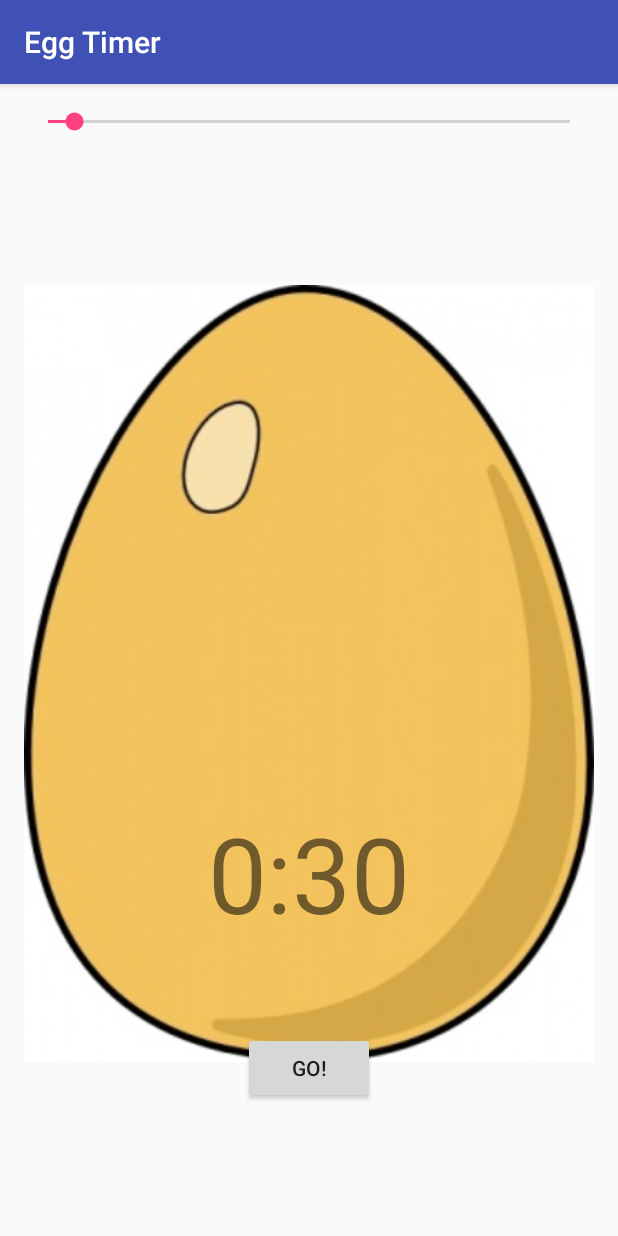
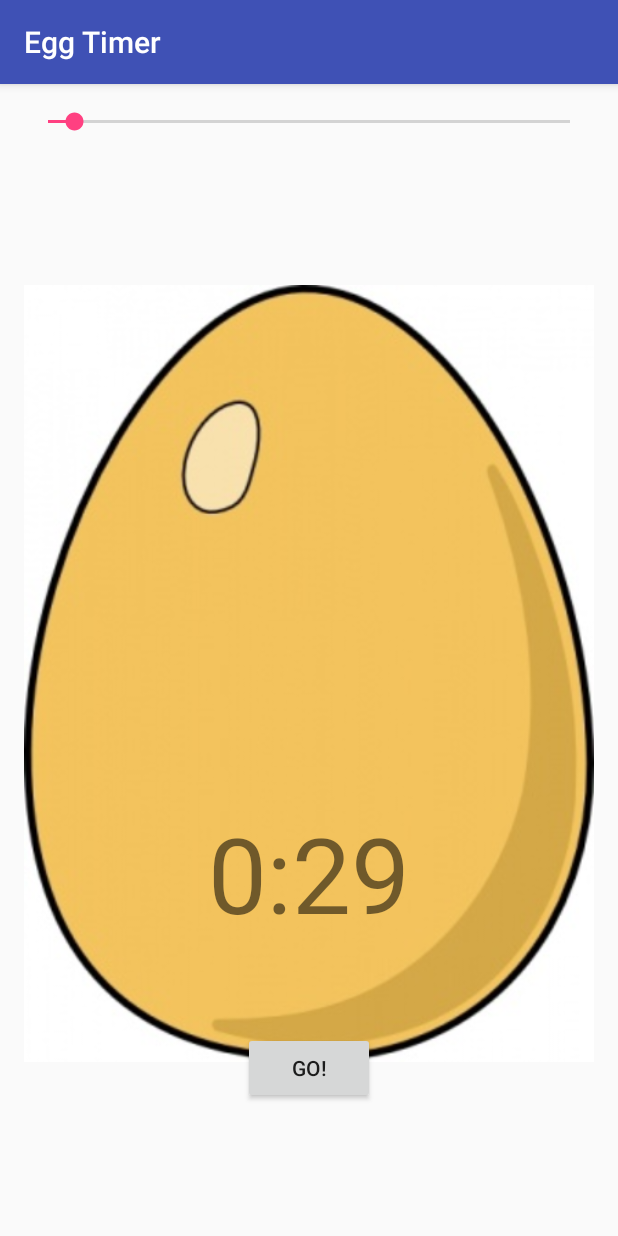
Before and after one commit to garfieldchou/EggTimer, an Android app: the screen it shows after launch (MainActivity), after a tap on "GO!", on a phone screen of 412 x 824 dp. Run offline under Robolectric (Android 15) with nearby library versions, the phone set to English and light mode, and no system bars.

Commit message:
Add updateTimer() method and create CountDownTimer

```diff
--- a/app/src/main/java/com/garfield_chou/eggtimer/MainActivity.java
+++ b/app/src/main/java/com/garfield_chou/eggtimer/MainActivity.java
@@ -1,19 +1,54 @@
 package com.garfield_chou.eggtimer;
 
+import android.os.Bundle;
+import android.os.CountDownTimer;
 import android.support.v7.app.AppCompatActivity;
-import android.os.Bundle;
 import android.util.Log;
 import android.view.View;
 import android.widget.SeekBar;
 import android.widget.TextView;
 
-import org.w3c.dom.Text;
+public class MainActivity extends AppCompatActivity {
 
-public class MainActivity extends AppCompatActivity {
+    SeekBar timerSeekBar;
+    TextView timerTextView;
+
+    public void updateTimer(int secondsLeft) {
+
+        int minutes = (int) secondsLeft / 60;
+        int seconds = secondsLeft - minutes * 60;
+
+        String secondString = Integer.toString(seconds);
+
+        if (seconds <= 9) {
+
+            secondString = "0" + secondString;
+
+        }
+
+        timerTextView.setText(Integer.toString(minutes) + ":" + secondString);
+    }
 
     public void controlTimer(View view) {
 
-        Log.i("Button pressed", "Pressed");
+        new CountDownTimer(timerSeekBar.getProgress() * 1000, 1000) {
+
+            @Override
+            public void onTick(long millisUntilFinished) {
+
+                updateTimer((int) millisUntilFinished / 1000);
+
+            }
+
+            @Override
+            public void onFinish() {
+
+                timerTextView.setText("0:00");
+                Log.i("finished", "timer done");
+
+            }
+        }.start();
+
     }
 
     @Override
@@ -21,8 +56,8 @@ public class MainActivity extends AppCompatActivity {
         super.onCreate(savedInstanceState);
         setContentView(R.layout.activity_main);
 
-        SeekBar timerSeekBar = (SeekBar) findViewById(R.id.timerSeekBar);
-        final TextView timerTextView = (TextView) findViewById(R.id.timerTextView);
+        timerSeekBar = (SeekBar) findViewById(R.id.timerSeekBar);
+        timerTextView = (TextView) findViewById(R.id.timerTextView);
 
         timerSeekBar.setMax(600);
         timerSeekBar.setProgress(30);
@@ -31,16 +66,7 @@ public class MainActivity extends AppCompatActivity {
             @Override
             public void onProgressChanged(SeekBar seekBar, int progress, boolean fromUser) {
 
-                int minutes = (int) progress / 60;
-                int seconds = progress - minutes * 60;
-
-                String secondString = Integer.toString(seconds);
-
-                if (seconds == 0) {
-                    secondString = "00";
-                }
-
-                timerTextView.setText(Integer.toString(minutes) + ":" + secondString);
+                updateTimer(progress);
 
             }
 
```
